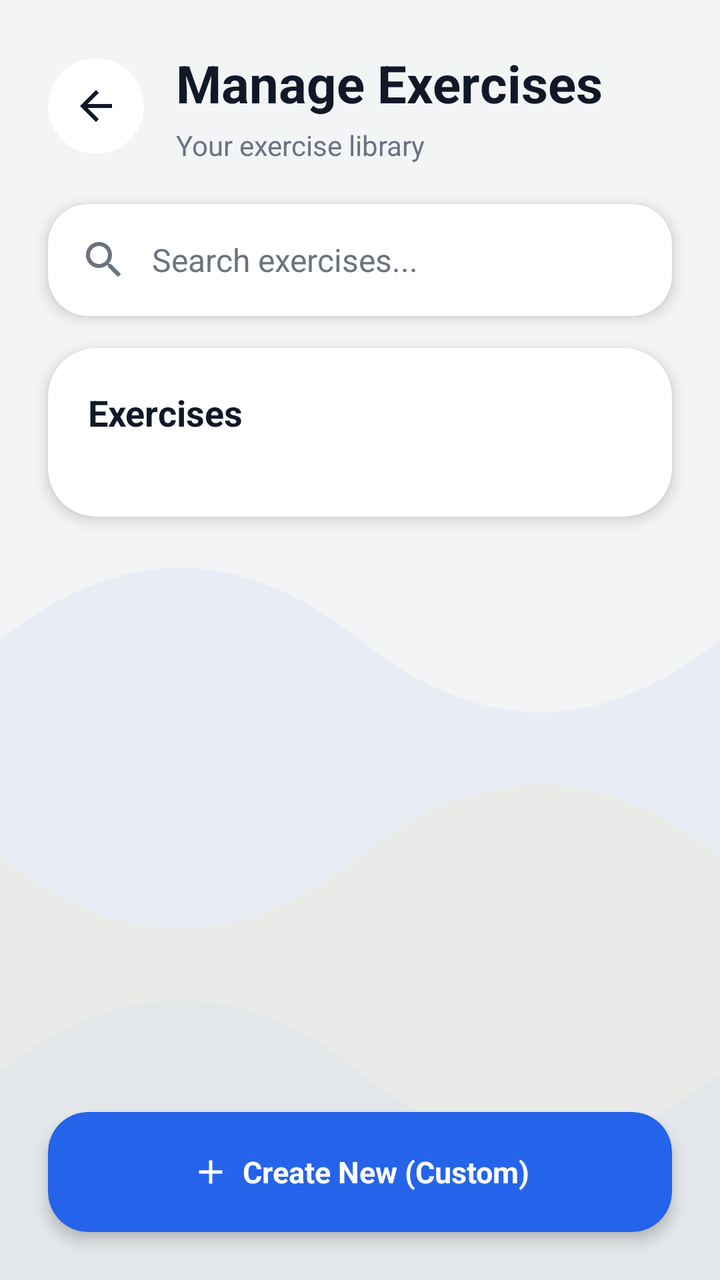
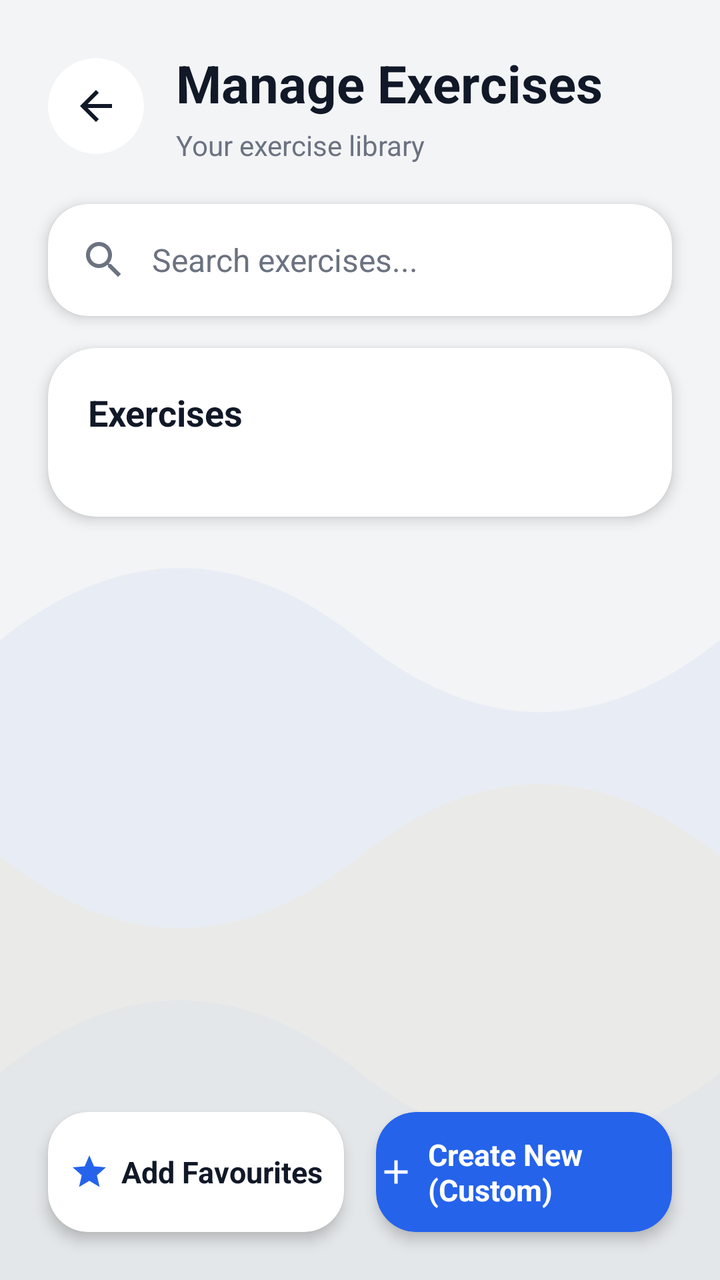

Before-and-after screenshots of an Android layout around one commit, followed by the original layout XML and the change that was made.
<!-- AndroidManifest.xml: application theme Theme.Fitness -->
<!-- res/layout/activity_exercises.xml -->
<?xml version="1.0" encoding="utf-8"?>
<androidx.constraintlayout.widget.ConstraintLayout xmlns:android="http://schemas.android.com/apk/res/android"
    xmlns:app="http://schemas.android.com/apk/res-auto"
    xmlns:tools="http://schemas.android.com/tools"
    android:layout_width="match_parent"
    android:layout_height="match_parent"
    android:background="@color/fitness_background"
    android:fitsSystemWindows="true"
    tools:context=".activities.ExercisesActivity">

    
    <ImageView
        android:id="@+id/image_bg_animation"
        android:layout_width="match_parent"
        android:layout_height="match_parent"
        android:alpha="1.0"
        android:scaleType="centerCrop"
        app:layout_constraintBottom_toBottomOf="parent"
        app:layout_constraintEnd_toEndOf="parent"
        app:layout_constraintStart_toStartOf="parent"
        app:layout_constraintTop_toTopOf="parent"
        app:srcCompat="@drawable/avd_background_flow" />

    <androidx.core.widget.NestedScrollView
        android:id="@+id/scroll_view_content"
        android:layout_width="match_parent"
        android:layout_height="0dp"
        android:background="@android:color/transparent"
        android:clipToPadding="false"
        android:fillViewport="true"
        app:layout_constraintBottom_toTopOf="@id/button_container"
        app:layout_constraintEnd_toEndOf="parent"
        app:layout_constraintStart_toStartOf="parent"
        app:layout_constraintTop_toTopOf="parent">

        <androidx.constraintlayout.widget.ConstraintLayout
            android:layout_width="match_parent"
            android:layout_height="match_parent"
            android:clipChildren="false"
            android:clipToPadding="false"
            android:paddingStart="24dp"
            android:paddingTop="24dp"
            android:paddingEnd="24dp"
            android:paddingBottom="24dp">

            
            <LinearLayout
                android:id="@+id/layout_header"
                android:layout_width="match_parent"
                android:layout_height="wrap_content"
                android:gravity="center_vertical"
                android:orientation="horizontal"
                app:layout_constraintEnd_toEndOf="parent"
                app:layout_constraintStart_toStartOf="parent"
                app:layout_constraintTop_toTopOf="parent">

                <androidx.cardview.widget.CardView
                    android:layout_width="48dp"
                    android:layout_height="48dp"
                    app:cardBackgroundColor="@color/fitness_card_background"
                    app:cardCornerRadius="24dp"
                    app:cardElevation="0dp">

                    <ImageButton
                        android:id="@+id/buttonBack"
                        android:layout_width="match_parent"
                        android:layout_height="match_parent"
                        android:background="@android:color/transparent"
                        android:contentDescription="@string/progress_back_content_description"
                        android:padding="12dp"
                        android:src="@drawable/ic_arrow_back_24"
                        app:tint="@color/fitness_text_primary" />
                </androidx.cardview.widget.CardView>

                <LinearLayout
                    android:layout_width="0dp"
                    android:layout_height="wrap_content"
                    android:layout_marginStart="16dp"
                    android:layout_weight="1"
                    android:orientation="vertical">

                    <TextView
                        android:id="@+id/textExercisesTitle"
                        android:layout_width="wrap_content"
                        android:layout_height="wrap_content"
                        android:text="Manage Exercises"
                        android:textColor="@color/fitness_text_primary"
                        android:textSize="26sp"
                        android:textStyle="bold" />

                    <TextView
                        android:layout_width="wrap_content"
                        android:layout_height="wrap_content"
                        android:layout_marginTop="4dp"
                        android:text="Your exercise library"
                        android:textColor="@color/fitness_text_secondary"
                        android:textSize="14sp" />
                </LinearLayout>
            </LinearLayout>

            
            <androidx.cardview.widget.CardView
                android:id="@+id/card_search"
                android:layout_width="match_parent"
                android:layout_height="wrap_content"
                android:layout_marginTop="20dp"
                app:cardBackgroundColor="@color/fitness_card_background"
                app:cardCornerRadius="20dp"
                app:cardElevation="4dp"
                app:layout_constraintEnd_toEndOf="parent"
                app:layout_constraintStart_toStartOf="parent"
                app:layout_constraintTop_toBottomOf="@id/layout_header">

                <LinearLayout
                    android:layout_width="match_parent"
                    android:layout_height="wrap_content"
                    android:orientation="horizontal"
                    android:gravity="center_vertical"
                    android:padding="16dp">

                    <ImageView
                        android:layout_width="24dp"
                        android:layout_height="24dp"
                        android:src="@drawable/ic_search_24"
                        app:tint="@color/fitness_text_secondary"
                        android:layout_marginEnd="12dp" />

                    <EditText
                        android:id="@+id/edit_text_search"
                        android:layout_width="0dp"
                        android:layout_height="wrap_content"
                        android:layout_weight="1"
                        android:hint="Search exercises..."
                        android:textColor="@color/fitness_text_primary"
                        android:textColorHint="@color/fitness_text_secondary"
                        android:textSize="16sp"
                        android:background="@android:color/transparent"
                        android:inputType="text"
                        android:imeOptions="actionSearch"
                        android:maxLines="1" />
                </LinearLayout>
            </androidx.cardview.widget.CardView>

            
            <androidx.cardview.widget.CardView
                android:id="@+id/card_exercises"
                android:layout_width="match_parent"
                android:layout_height="wrap_content"
                android:layout_marginTop="16dp"
                android:layout_marginBottom="24dp"
                app:cardBackgroundColor="@color/fitness_card_background"
                app:cardCornerRadius="24dp"
                app:cardElevation="4dp"
                app:layout_constraintEnd_toEndOf="parent"
                app:layout_constraintStart_toStartOf="parent"
                app:layout_constraintTop_toBottomOf="@id/card_search">

                <LinearLayout
                    android:layout_width="match_parent"
                    android:layout_height="wrap_content"
                    android:orientation="vertical"
                    android:padding="20dp">

                    <TextView
                        android:layout_width="wrap_content"
                        android:layout_height="wrap_content"
                        android:text="Exercises"
                        android:textColor="@color/fitness_text_primary"
                        android:textSize="18sp"
                        android:textStyle="bold" />

                    <androidx.recyclerview.widget.RecyclerView
                        android:id="@+id/recyclerViewExercises"
                        android:layout_width="match_parent"
                        android:layout_height="wrap_content"
                        android:layout_marginTop="12dp"
                        android:clipChildren="false"
                        android:clipToPadding="false"
                        android:nestedScrollingEnabled="false"
                        android:padding="4dp" />
                </LinearLayout>
            </androidx.cardview.widget.CardView>

        </androidx.constraintlayout.widget.ConstraintLayout>
    </androidx.core.widget.NestedScrollView>

    
    <LinearLayout
        android:id="@+id/button_container"
        android:layout_width="match_parent"
        android:layout_height="wrap_content"
        android:baselineAligned="false"
        android:clipChildren="false"
        android:clipToPadding="false"
        android:orientation="horizontal"
        android:paddingStart="24dp"
        android:paddingTop="12dp"
        android:paddingEnd="24dp"
        android:paddingBottom="24dp"
        app:layout_constraintBottom_toBottomOf="parent"
        app:layout_constraintEnd_toEndOf="parent"
        app:layout_constraintStart_toStartOf="parent">

        
        <androidx.cardview.widget.CardView
            android:id="@+id/buttonAddExercise"
            android:layout_width="0dp"
            android:layout_height="60dp"
            android:layout_weight="1"
            android:clickable="true"
            android:focusable="true"
            android:foreground="?attr/selectableItemBackground"
            app:cardBackgroundColor="@color/fitness_primary"
            app:cardCornerRadius="20dp"
            app:cardElevation="4dp">

            <LinearLayout
                android:layout_width="match_parent"
                android:layout_height="match_parent"
                android:gravity="center"
                android:orientation="horizontal">

                <ImageView
                    android:layout_width="20dp"
                    android:layout_height="20dp"
                    android:src="@drawable/ic_plus"
                    app:tint="@color/white" />

                <TextView
                    android:layout_width="wrap_content"
                    android:layout_height="wrap_content"
                    android:layout_marginStart="6dp"
                    android:text="Create New (Custom)"
                    android:textColor="@color/white"
                    android:textSize="15sp"
                    android:textStyle="bold" />
            </LinearLayout>
        </androidx.cardview.widget.CardView>
    </LinearLayout>

</androidx.constraintlayout.widget.ConstraintLayout>
<!-- resources referenced by this layout -->
<resources>
  <color name="fitness_background">#F3F4F6</color>
  <color name="fitness_card_background">#FFFFFF</color>
  <color name="fitness_primary">#2563EB</color>
  <color name="fitness_text_primary">#111827</color>
  <color name="fitness_text_secondary">#6B7280</color>
  <color name="white">#FFFFFFFF</color>
  <!-- drawable ic_arrow_back_24 (drawable) -->
  <vector xmlns:android="http://schemas.android.com/apk/res/android"
      android:width="24dp"
      android:height="24dp"
      android:viewportWidth="24.0"
      android:viewportHeight="24.0"
      android:tint="?attr/colorControlNormal">
    <path
        android:fillColor="@android:color/white"
        android:pathData="M20,11H7.83l5.59,-5.59L12,4l-8,8 8,8 1.41,-1.41L7.83,13H20v-2z"/>
  </vector>
  <!-- drawable ic_plus (drawable) -->
  <vector xmlns:android="http://schemas.android.com/apk/res/android"
      android:width="24dp"
      android:height="24dp"
      android:viewportWidth="24.0"
      android:viewportHeight="24.0">
      <path
          android:fillColor="@android:color/white"
          android:pathData="M19,13h-6v6h-2v-6H5v-2h6V5h2v6h6v2z" />
  </vector>
  <!-- drawable ic_search_24 (drawable) -->
  <vector xmlns:android="http://schemas.android.com/apk/res/android"
      android:width="24dp"
      android:height="24dp"
      android:viewportWidth="24.0"
      android:viewportHeight="24.0"
      android:tint="?attr/colorControlNormal">
    <path
        android:fillColor="@android:color/white"
        android:pathData="M15.5,14h-0.79l-0.28,-0.27C15.41,12.59 16,11.11 16,9.5 16,5.91 13.09,3 9.5,3S3,5.91 3,9.5 5.91,16 9.5,16c1.61,0 3.09,-0.59 4.23,-1.57l0.27,0.28v0.79l5,4.99L20.49,19l-4.99,-5zM9.5,14C7.01,14 5,11.99 5,9.5S7.01,5 9.5,5 14,7.01 14,9.5 11.99,14 9.5,14z"/>
  </vector>
  <string name="progress_back_content_description">Navigate back</string>
  <color name="fitness_primary_dark">#1E40AF</color>
  <color name="fitness_accent">#F59E0B</color>
  <!-- drawable bg_dialog_rounded (drawable) -->
  <?xml version="1.0" encoding="utf-8"?>
  <shape xmlns:android="http://schemas.android.com/apk/res/android"
      android:shape="rectangle">
      <solid android:color="@color/fitness_card_background" />
      <corners android:radius="24dp" />
  </shape>
  <style name="MaterialAlertDialog.Fitness.Title" parent="MaterialAlertDialog.MaterialComponents.Title.Text">
          <item name="android:textColor">@color/fitness_text_primary</item>
          <item name="android:textSize">20sp</item>
          <item name="android:textStyle">bold</item>
      </style>
  <style name="MaterialAlertDialog.Fitness.Body" parent="MaterialAlertDialog.MaterialComponents.Body.Text">
          <item name="android:textColor">@color/fitness_text_primary</item>
          <item name="android:textSize">15sp</item>
      </style>
  <style name="MaterialAlertDialog.Fitness.Button" parent="Widget.MaterialComponents.Button.TextButton.Dialog">
          <item name="android:textColor">@color/fitness_primary</item>
          <item name="android:textSize">15sp</item>
          <item name="android:textStyle">bold</item>
      </style>
  <!-- unchanged entries left out for length: 3 -->
</resources>

<!-- the commit's change to res/layout/activity_exercises.xml (unified diff, before → after) -->
@@ -203,9 +203,49 @@
 
         
         <androidx.cardview.widget.CardView
+            android:id="@+id/buttonAddFavourites"
+            android:layout_width="0dp"
+            android:layout_height="60dp"
+            android:layout_marginEnd="8dp"
+            android:layout_weight="1"
+            android:clickable="true"
+            android:focusable="true"
+            android:foreground="?attr/selectableItemBackground"
+            app:cardBackgroundColor="@color/fitness_card_background"
+            app:cardCornerRadius="20dp"
+            app:cardElevation="4dp"
+            app:strokeColor="@color/fitness_primary"
+            app:strokeWidth="1dp">
+
+            <LinearLayout
+                android:layout_width="match_parent"
+                android:layout_height="match_parent"
+                android:gravity="center"
+                android:orientation="horizontal">
+
+                <ImageView
+                    android:layout_width="20dp"
+                    android:layout_height="20dp"
+                    android:src="@drawable/ic_star"
+                    app:tint="@color/fitness_primary" />
+
+                <TextView
+                    android:layout_width="wrap_content"
+                    android:layout_height="wrap_content"
+                    android:layout_marginStart="6dp"
+                    android:text="Add Favourites"
+                    android:textColor="@color/fitness_text_primary"
+                    android:textSize="15sp"
+                    android:textStyle="bold" />
+            </LinearLayout>
+        </androidx.cardview.widget.CardView>
+
+        
+        <androidx.cardview.widget.CardView
             android:id="@+id/buttonAddExercise"
             android:layout_width="0dp"
             android:layout_height="60dp"
+            android:layout_marginStart="8dp"
             android:layout_weight="1"
             android:clickable="true"
             android:focusable="true"
<!-- resource entries referenced after the edit -->
@@ -38,6 +38,16 @@
         android:fillColor="@android:color/white"
         android:pathData="M15.5,14h-0.79l-0.28,-0.27C15.41,12.59 16,11.11 16,9.5 16,5.91 13.09,3 9.5,3S3,5.91 3,9.5 5.91,16 9.5,16c1.61,0 3.09,-0.59 4.23,-1.57l0.27,0.28v0.79l5,4.99L20.49,19l-4.99,-5zM9.5,14C7.01,14 5,11.99 5,9.5S7.01,5 9.5,5 14,7.01 14,9.5 11.99,14 9.5,14z"/>
   </vector>
+  <!-- drawable ic_star (drawable) -->
+  <vector xmlns:android="http://schemas.android.com/apk/res/android"
+      android:width="24dp"
+      android:height="24dp"
+      android:viewportWidth="24.0"
+      android:viewportHeight="24.0">
+      <path
+          android:fillColor="@android:color/white"
+          android:pathData="M12,17.27L18.18,21l-1.64,-7.03L22,9.24l-7.19,-0.61L12,2 9.19,8.63 2,9.24l5.46,4.73L5.82,21z"/>
+  </vector>
   <string name="progress_back_content_description">Navigate back</string>
   <color name="fitness_primary_dark">#1E40AF</color>
   <color name="fitness_accent">#F59E0B</color>
